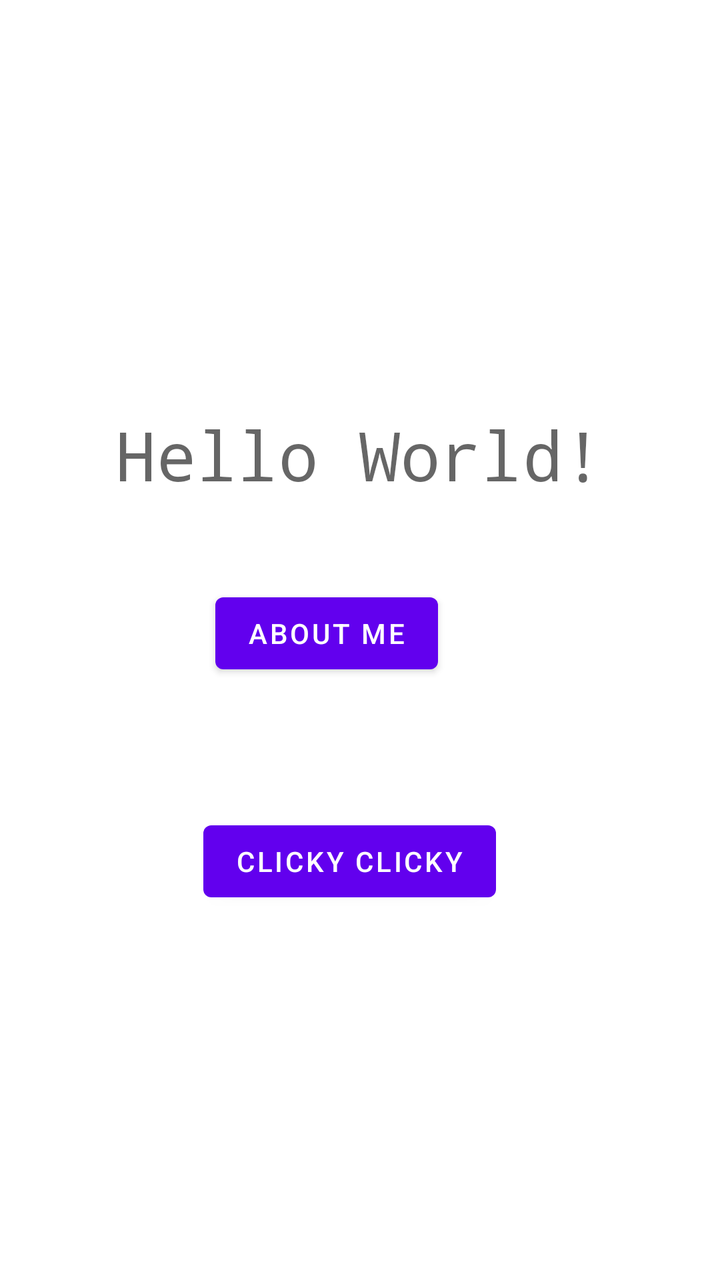
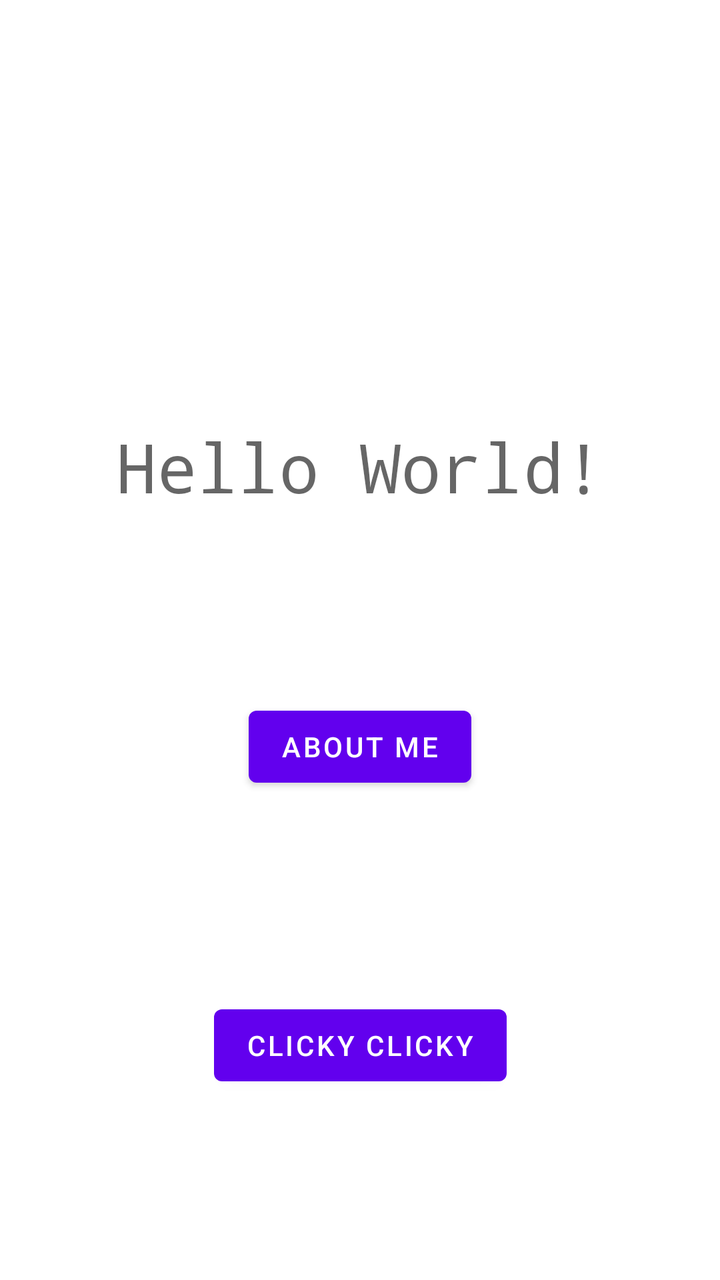

The first picture is an Android layout as it rendered before a commit; the second is the same layout after the commit. The layout source and the unified diff follow.
<!-- AndroidManifest.xml: application theme Theme.NUMAD22Sp_FeierGu -->
<!-- res/layout/activity_main.xml -->
<?xml version="1.0" encoding="utf-8"?>
<androidx.constraintlayout.widget.ConstraintLayout xmlns:android="http://schemas.android.com/apk/res/android"
    xmlns:app="http://schemas.android.com/apk/res-auto"
    xmlns:tools="http://schemas.android.com/tools"
    android:layout_width="match_parent"
    android:layout_height="match_parent"
    tools:context=".MainActivity">

    <TextView
        android:id="@+id/textView"
        android:layout_width="wrap_content"
        android:layout_height="wrap_content"
        android:fontFamily="monospace"
        android:text="Hello World!"
        android:textAppearance="@style/TextAppearance.AppCompat.Display1"
        app:layout_constraintBottom_toBottomOf="parent"
        app:layout_constraintHorizontal_bias="0.497"
        app:layout_constraintLeft_toLeftOf="parent"
        app:layout_constraintRight_toRightOf="parent"
        app:layout_constraintTop_toTopOf="parent"
        app:layout_constraintVertical_bias="0.344" />

    <Button
        android:id="@+id/button"
        android:layout_width="wrap_content"
        android:layout_height="wrap_content"
        android:layout_marginStart="160dp"
        android:layout_marginTop="90dp"
        android:layout_marginEnd="141dp"
        android:layout_marginBottom="33dp"
        android:onClick="aboutMe"
        android:text="@string/about_me_button"
        app:layout_constraintBottom_toTopOf="@+id/button2"
        app:layout_constraintEnd_toEndOf="parent"
        app:layout_constraintHorizontal_bias="1.0"
        app:layout_constraintStart_toStartOf="parent"
        app:layout_constraintTop_toBottomOf="@+id/textView" />

    <Button
        android:id="@+id/button2"
        android:layout_width="wrap_content"
        android:layout_height="wrap_content"
        android:layout_marginStart="160dp"
        android:layout_marginTop="33dp"
        android:layout_marginEnd="143dp"
        android:layout_marginBottom="233dp"
        android:onClick="clickyClicky"
        android:text="@string/clicky_button"
        app:layout_constraintBottom_toBottomOf="parent"
        app:layout_constraintEnd_toEndOf="parent"
        app:layout_constraintHorizontal_bias="0.655"
        app:layout_constraintStart_toStartOf="parent"
        app:layout_constraintTop_toBottomOf="@+id/button" />

</androidx.constraintlayout.widget.ConstraintLayout>
<!-- resources referenced by this layout -->
<resources>
  <string name="about_me_button">About me</string>
  <string name="clicky_button">Clicky Clicky</string>
  <style name="Theme.NUMAD22Sp_FeierGu" parent="Theme.MaterialComponents.DayNight.DarkActionBar">
          
          <item name="colorPrimary">@color/purple_500</item>
          <item name="colorPrimaryVariant">@color/purple_700</item>
          <item name="colorOnPrimary">@color/white</item>
          
          <item name="colorSecondary">@color/teal_200</item>
          <item name="colorSecondaryVariant">@color/teal_700</item>
          <item name="colorOnSecondary">@color/black</item>
          
          <item name="android:statusBarColor" tools:targetApi="l">?attr/colorPrimaryVariant</item>
          
      </style>
  <color name="purple_500">#FF6200EE</color>
  <color name="purple_700">#FF3700B3</color>
  <color name="white">#FFFFFFFF</color>
  <color name="teal_200">#FF03DAC5</color>
  <color name="teal_700">#FF018786</color>
  <color name="black">#FF000000</color>
</resources>

<!-- the commit's change to res/layout/activity_main.xml (unified diff, before → after) -->
@@ -10,29 +10,29 @@
         android:id="@+id/textView"
         android:layout_width="wrap_content"
         android:layout_height="wrap_content"
+        android:layout_marginTop="8dp"
+        android:layout_marginBottom="8dp"
         android:fontFamily="monospace"
         android:text="Hello World!"
         android:textAppearance="@style/TextAppearance.AppCompat.Display1"
         app:layout_constraintBottom_toBottomOf="parent"
-        app:layout_constraintHorizontal_bias="0.497"
         app:layout_constraintLeft_toLeftOf="parent"
         app:layout_constraintRight_toRightOf="parent"
         app:layout_constraintTop_toTopOf="parent"
-        app:layout_constraintVertical_bias="0.344" />
+        app:layout_constraintVertical_bias="0.35000002" />
 
     <Button
         android:id="@+id/button"
         android:layout_width="wrap_content"
         android:layout_height="wrap_content"
-        android:layout_marginStart="160dp"
-        android:layout_marginTop="90dp"
-        android:layout_marginEnd="141dp"
-        android:layout_marginBottom="33dp"
+        android:layout_marginStart="24dp"
+        android:layout_marginTop="8dp"
+        android:layout_marginEnd="24dp"
+        android:layout_marginBottom="8dp"
         android:onClick="aboutMe"
         android:text="@string/about_me_button"
         app:layout_constraintBottom_toTopOf="@+id/button2"
         app:layout_constraintEnd_toEndOf="parent"
-        app:layout_constraintHorizontal_bias="1.0"
         app:layout_constraintStart_toStartOf="parent"
         app:layout_constraintTop_toBottomOf="@+id/textView" />
 
@@ -40,15 +40,14 @@
         android:id="@+id/button2"
         android:layout_width="wrap_content"
         android:layout_height="wrap_content"
-        android:layout_marginStart="160dp"
-        android:layout_marginTop="33dp"
-        android:layout_marginEnd="143dp"
-        android:layout_marginBottom="233dp"
+        android:layout_marginStart="24dp"
+        android:layout_marginTop="8dp"
+        android:layout_marginEnd="24dp"
+        android:layout_marginBottom="8dp"
         android:onClick="clickyClicky"
         android:text="@string/clicky_button"
         app:layout_constraintBottom_toBottomOf="parent"
         app:layout_constraintEnd_toEndOf="parent"
-        app:layout_constraintHorizontal_bias="0.655"
         app:layout_constraintStart_toStartOf="parent"
         app:layout_constraintTop_toBottomOf="@+id/button" />
 
